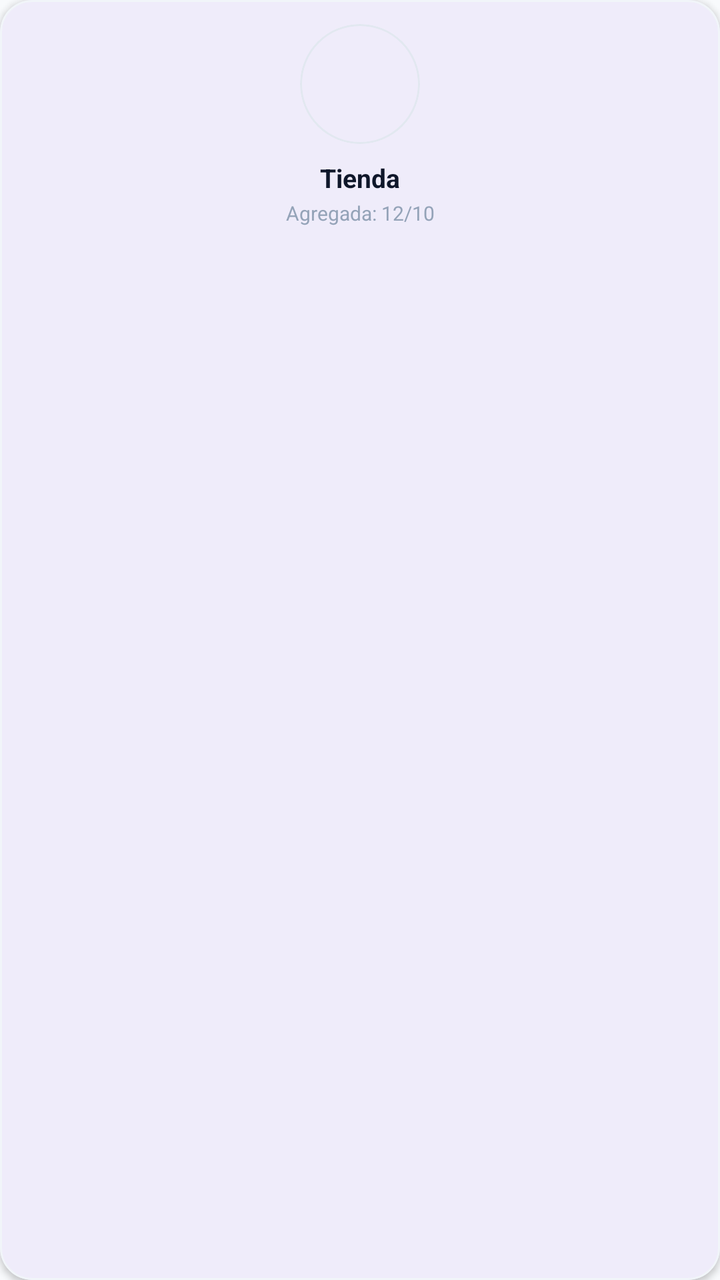
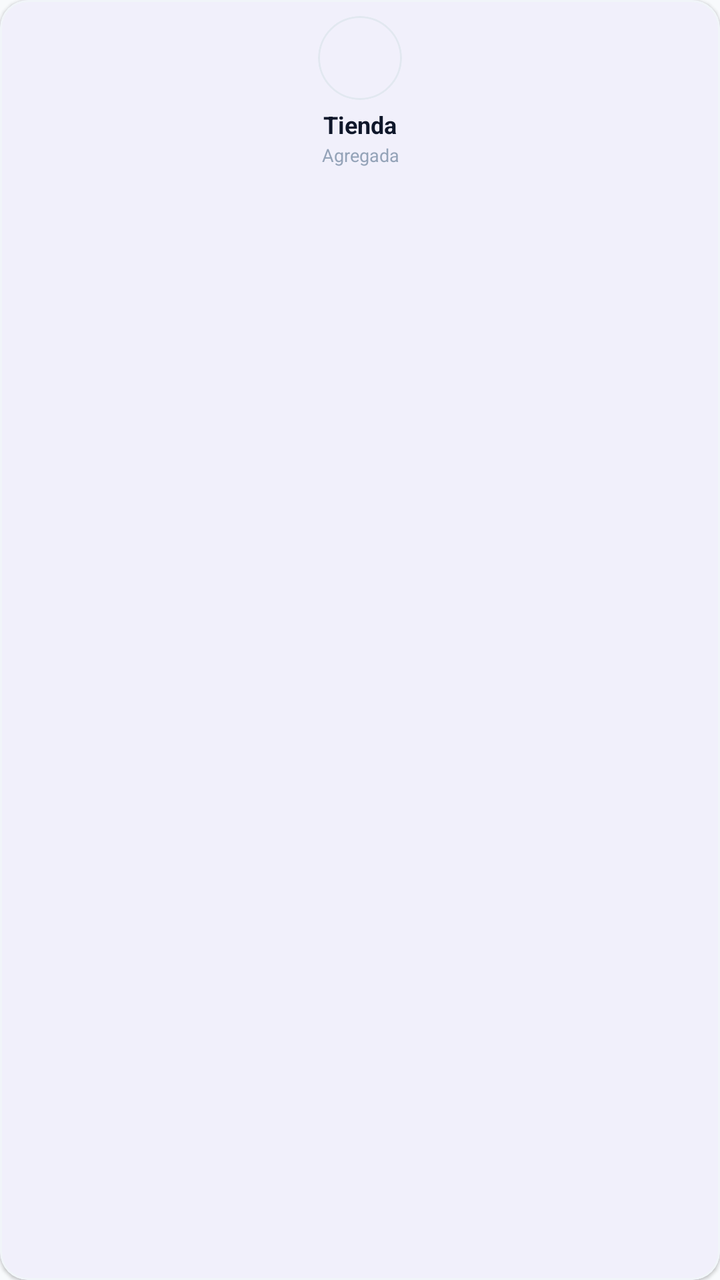

Two renders of the same Android screen: before a commit and after it. Below are the layout's source before the change and the commit's diff.
<!-- AndroidManifest.xml: application theme Theme.Gomezmart -->
<!-- res/layout/item_store_horizontal.xml -->
<?xml version="1.0" encoding="utf-8"?>
<com.google.android.material.card.MaterialCardView xmlns:android="http://schemas.android.com/apk/res/android"
    xmlns:app="http://schemas.android.com/apk/res-auto"
    android:layout_width="160dp"
    android:layout_height="wrap_content"
    android:layout_margin="8dp"
    app:cardCornerRadius="16dp"
    app:cardElevation="2dp"
    app:strokeWidth="1dp"
    app:strokeColor="@color/slate_100"
    android:clickable="true"
    android:focusable="true">

    <LinearLayout
        android:layout_width="match_parent"
        android:layout_height="wrap_content"
        android:orientation="vertical"
        android:padding="12dp"
        android:gravity="center">

        <com.google.android.material.card.MaterialCardView
            android:layout_width="60dp"
            android:layout_height="60dp"
            app:cardCornerRadius="30dp"
            app:cardElevation="0dp"
            app:cardBackgroundColor="@color/slate_50"
            app:strokeWidth="1dp"
            app:strokeColor="@color/slate_200">
            <FrameLayout
                android:layout_width="match_parent"
                android:layout_height="match_parent">
                <ImageView
                    android:id="@+id/ivStoreLogoSmall"
                    android:layout_width="match_parent"
                    android:layout_height="match_parent"
                    android:scaleType="centerCrop" />
                <ProgressBar
                    android:id="@+id/pbStoreLogoSmallLoading"
                    android:layout_width="20dp"
                    android:layout_height="20dp"
                    android:layout_gravity="center"
                    android:indeterminateTint="@color/purple_600"
                    android:visibility="gone" />
            </FrameLayout>
        </com.google.android.material.card.MaterialCardView>

        <TextView
            android:id="@+id/tvStoreNameSmall"
            android:layout_width="match_parent"
            android:layout_height="wrap_content"
            android:text="Tienda"
            android:textSize="13sp"
            android:textStyle="bold"
            android:textColor="@color/slate_900"
            android:gravity="center"
            android:maxLines="1"
            android:ellipsize="end"
            android:layout_marginTop="8dp" />

        <TextView
            android:id="@+id/tvStoreDateSmall"
            android:layout_width="match_parent"
            android:layout_height="wrap_content"
            android:text="Agregada: 12/10"
            android:textSize="10sp"
            android:textColor="@color/slate_400"
            android:gravity="center"
            android:layout_marginTop="2dp" />

    </LinearLayout>
</com.google.android.material.card.MaterialCardView>
<!-- resources referenced by this layout -->
<resources>
  <color name="purple_600">#7C3AED</color>
  <color name="slate_100">#F1F5F9</color>
  <color name="slate_200">#E2E8F0</color>
  <color name="slate_400">#94A3B8</color>
  <color name="slate_50">#F8FAFC</color>
  <color name="slate_900">#0F172A</color>
  <style name="Theme.Gomezmart" parent="Base.Theme.Gomezmart" />
  <style name="Base.Theme.Gomezmart" parent="Theme.Material3.DayNight.NoActionBar">
          <item name="colorPrimary">@color/purple_600</item>
          <item name="colorOnPrimary">@color/white</item>
          <item name="colorSecondary">@color/indigo_500</item>
          <item name="colorSurface">@color/slate_50</item>
          <item name="colorOnSurface">@color/slate_900</item>
          <item name="colorOnSurfaceVariant">@color/slate_500</item>
          <item name="colorSurfaceContainer">@color/white</item>
          <item name="android:windowBackground">@color/slate_50</item>
      </style>
  <color name="white">#FFFFFFFF</color>
  <color name="indigo_500">#6366F1</color>
  <color name="slate_500">#64748B</color>
</resources>

<!-- the commit's change to res/layout/item_store_horizontal.xml (unified diff, before → after) -->
@@ -1,11 +1,11 @@
 <?xml version="1.0" encoding="utf-8"?>
 <com.google.android.material.card.MaterialCardView xmlns:android="http://schemas.android.com/apk/res/android"
     xmlns:app="http://schemas.android.com/apk/res-auto"
-    android:layout_width="160dp"
+    android:layout_width="128dp"
     android:layout_height="wrap_content"
-    android:layout_margin="8dp"
-    app:cardCornerRadius="16dp"
-    app:cardElevation="2dp"
+    android:layout_margin="4dp"
+    app:cardCornerRadius="14dp"
+    app:cardElevation="1dp"
     app:strokeWidth="1dp"
     app:strokeColor="@color/slate_100"
     android:clickable="true"
@@ -15,13 +15,13 @@
         android:layout_width="match_parent"
         android:layout_height="wrap_content"
         android:orientation="vertical"
-        android:padding="12dp"
+        android:padding="8dp"
         android:gravity="center">
 
         <com.google.android.material.card.MaterialCardView
-            android:layout_width="60dp"
-            android:layout_height="60dp"
-            app:cardCornerRadius="30dp"
+            android:layout_width="42dp"
+            android:layout_height="42dp"
+            app:cardCornerRadius="21dp"
             app:cardElevation="0dp"
             app:cardBackgroundColor="@color/slate_50"
             app:strokeWidth="1dp"
@@ -36,8 +36,8 @@
                     android:scaleType="centerCrop" />
                 <ProgressBar
                     android:id="@+id/pbStoreLogoSmallLoading"
-                    android:layout_width="20dp"
-                    android:layout_height="20dp"
+                    android:layout_width="16dp"
+                    android:layout_height="16dp"
                     android:layout_gravity="center"
                     android:indeterminateTint="@color/purple_600"
                     android:visibility="gone" />
@@ -49,23 +49,23 @@
             android:layout_width="match_parent"
             android:layout_height="wrap_content"
             android:text="Tienda"
-            android:textSize="13sp"
+            android:textSize="12sp"
             android:textStyle="bold"
             android:textColor="@color/slate_900"
             android:gravity="center"
             android:maxLines="1"
             android:ellipsize="end"
-            android:layout_marginTop="8dp" />
+            android:layout_marginTop="4dp" />
 
         <TextView
             android:id="@+id/tvStoreDateSmall"
             android:layout_width="match_parent"
             android:layout_height="wrap_content"
-            android:text="Agregada: 12/10"
-            android:textSize="10sp"
+            android:text="Agregada"
+            android:textSize="9sp"
             android:textColor="@color/slate_400"
             android:gravity="center"
-            android:layout_marginTop="2dp" />
+            android:layout_marginTop="1dp" />
 
     </LinearLayout>
 </com.google.android.material.card.MaterialCardView>
